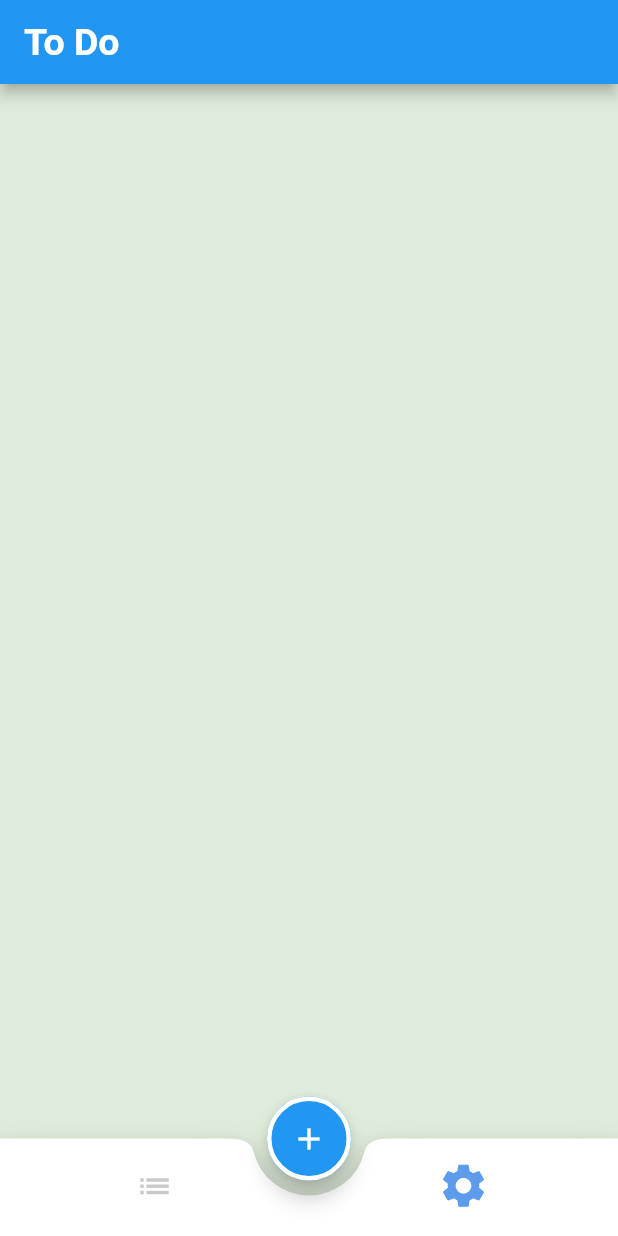
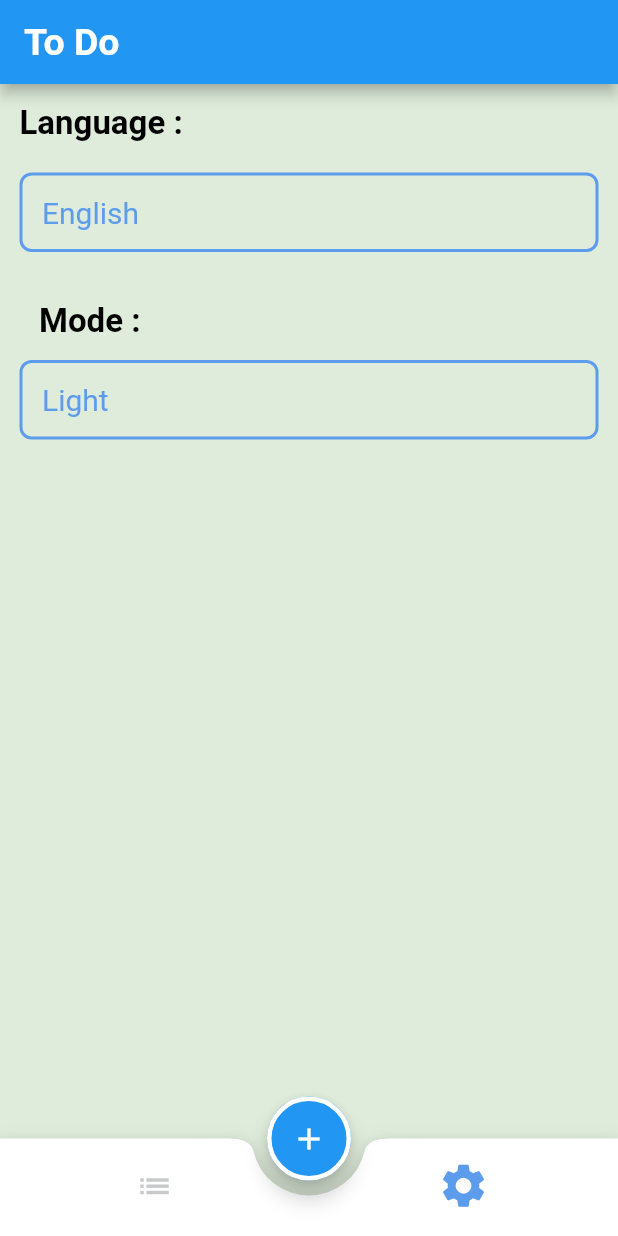
Before and after one commit to Arkane158/todo, a Flutter app: the screen it shows after launch, item 2 of the bottom bar chosen, on a phone screen of 412 x 824 dp. Run offline on Flutter 3.47's test engine with Material 2 defaults, Android fonts, the phone set to English and light mode, and no system bars; our stand-ins replace calendar_timeline, cloud_firestore, firebase_core, flutter_slidable; accounts and stored records are empty.

Commit message:
adding bottom sheet in settings

```diff
--- a/lib/main.dart
+++ b/lib/main.dart
@@ -1,6 +1,8 @@
 import 'package:firebase_core/firebase_core.dart';
 import 'package:flutter/material.dart';
+import 'package:provider/provider.dart';
 import 'package:todo/firebase_options.dart';
+import 'package:todo/providers/settings_provider.dart';
 import 'package:todo/ui/home/home_screen.dart';
 import 'package:todo/ui/home/settings/settings_tab.dart';
 import 'package:todo/ui/home/tasks_list/tasks_tab.dart';
@@ -11,7 +13,9 @@ Future<void> main() async {
   await Firebase.initializeApp(
     options: DefaultFirebaseOptions.currentPlatform,
   );
-  runApp(const MyApp());
+  runApp(ChangeNotifierProvider(
+      create: (BuildContext context) => SettingsProviders(),
+      child: const MyApp()));
 }
 
 class MyApp extends StatelessWidget {
--- a/lib/ui/home/settings/settings_tab.dart
+++ b/lib/ui/home/settings/settings_tab.dart
@@ -1,12 +1,97 @@
 import 'package:flutter/material.dart';
+import 'package:todo/ui/home/settings/theme_bottom_sheet.dart';
+import 'package:todo/ui/my_theme.dart';
 
-class SettingsTab extends StatelessWidget {
+import 'language_bottom_sheet.dart';
+
+class SettingsTab extends StatefulWidget {
   static const String screenName = "SettingsTab";
 
   const SettingsTab({super.key});
 
   @override
+  State<SettingsTab> createState() => _SettingsTabState();
+}
+
+class _SettingsTabState extends State<SettingsTab> {
+  @override
   Widget build(BuildContext context) {
-    return Container();
+    return Padding(
+      padding: const EdgeInsets.all(13.0),
+      child: Column(crossAxisAlignment: CrossAxisAlignment.stretch, children: [
+        Text(
+          'Language : ',
+          style: Theme.of(context).textTheme.headlineMedium,
+        ),
+        const SizedBox(
+          height: 20,
+        ),
+        InkWell(
+          onTap: () {
+            showLocalBottomSheet();
+          },
+          child: Container(
+            width: double.infinity,
+            decoration: BoxDecoration(
+                borderRadius: const BorderRadius.all(Radius.circular(8)),
+                border: Border.all(
+                  color: MyTheme.lightPrimary,
+                  width: 2,
+                )),
+            child: Padding(
+              padding: const EdgeInsets.all(13.0),
+              child: Text(
+                'English',
+                style: Theme.of(context).textTheme.headlineSmall,
+              ),
+            ),
+          ),
+        ),
+        const SizedBox(
+          height: 20,
+        ),
+        Padding(
+          padding: const EdgeInsets.all(13.0),
+          child: Text(
+            'Mode : ',
+            style: Theme.of(context).textTheme.headlineMedium,
+          ),
+        ),
+        InkWell(
+          onTap: () {
+            showThemeBottomSheet();
+          },
+          child: Container(
+            width: double.infinity,
+            decoration: BoxDecoration(
+                borderRadius: const BorderRadius.all(Radius.circular(8)),
+                border: Border.all(color: MyTheme.lightPrimary, width: 2)),
+            child: Padding(
+              padding: const EdgeInsets.all(13.0),
+              child: Text(
+                'Light ',
+                style: Theme.of(context).textTheme.headlineSmall,
+              ),
+            ),
+          ),
+        )
+      ]),
+    );
+  }
+
+  void showThemeBottomSheet() {
+    showModalBottomSheet(
+        context: context,
+        builder: (BuildContext context) {
+          return const ThemeBottomSheet();
+        });
+  }
+
+  void showLocalBottomSheet() {
+    showModalBottomSheet(
+        context: context,
+        builder: (BuildContext context) {
+          return const LanguaeBottomSheet();
+        });
   }
 }
--- a/lib/ui/home/tasks_list/tasks_tab.dart
+++ b/lib/ui/home/tasks_list/tasks_tab.dart
@@ -56,9 +56,9 @@ class _TasksTabState extends State<TasksTab> {
                     const Center(child: CircularProgressIndicator());
                   }
                   if (snapshot.hasError) {
-                    return Center(
+                    return const Center(
                       child: Column(
-                        children: const [
+                        children: [
                           Text('Error Loading tasks,'
                               ' Try Again Later'),
                         ],
--- a/lib/ui/my_theme.dart
+++ b/lib/ui/my_theme.dart
@@ -32,5 +32,9 @@ class MyTheme {
           titleMedium: TextStyle(
               color: lightPrimary, fontSize: 20, fontWeight: FontWeight.bold),
           titleSmall: TextStyle(
-              color: Colors.black, fontSize: 18, fontWeight: FontWeight.bold)));
+              color: Colors.black, fontSize: 18, fontWeight: FontWeight.bold),
+          headlineMedium: TextStyle(
+              color: Colors.black, fontSize: 22, fontWeight: FontWeight.bold),
+          headlineSmall: TextStyle(
+              color: lightPrimary, fontSize: 20, fontWeight: FontWeight.w400)));
 }
--- a/pubspec.yaml
+++ b/pubspec.yaml
@@ -41,7 +41,8 @@ dependencies:
   flutter_slidable: ^2.0.0
   firebase_core: ^2.10.0
   cloud_firestore: ^4.5.3
-  intl: ^0.18.1
+  intl: any
+  provider: ^6.0.5
 
 dev_dependencies:
   flutter_test:
```
Also changed, not shown: lib/providers/settings_provider.dart (added, +23 -0 lines), lib/ui/home/settings/language_bottom_sheet.dart (added, +26 -0 lines), lib/ui/home/settings/theme_bottom_sheet.dart (added, +26 -0 lines), lib/ui/home/tasks_list/tasks_item.dart (+5 -7 lines), pubspec.lock, 1 other file.
